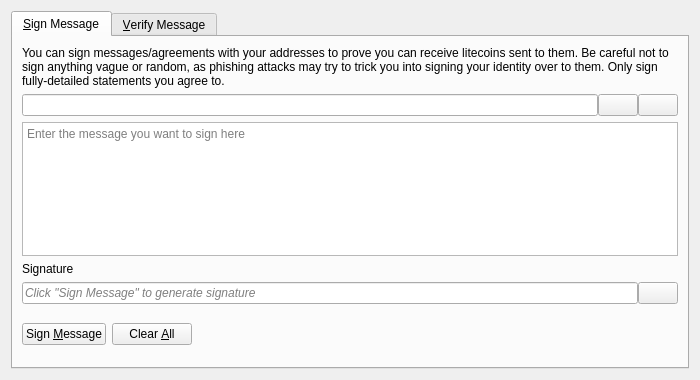
Qt form src/qt/forms/signverifymessagedialog.ui (ChePayHQ/ChePayHQ) before a commit.
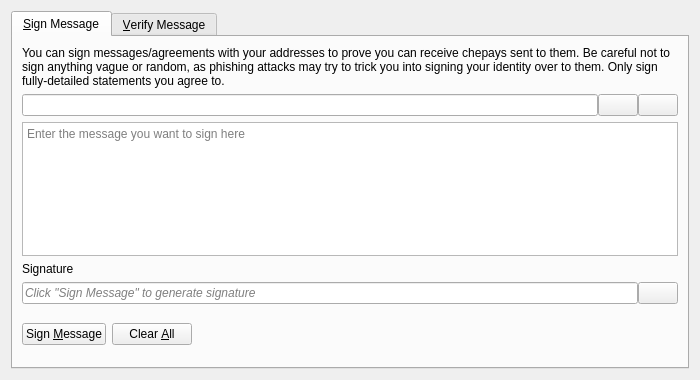
The same form after that commit. Icons and pictures are not drawn. Custom widgets are drawn as their Qt base class.

Diff of the .ui file:
```diff
--- a/src/qt/forms/signverifymessagedialog.ui
+++ b/src/qt/forms/signverifymessagedialog.ui
@@ -30,7 +30,7 @@
        <item>
         <widget class="QLabel" name="infoLabel_SM">
          <property name="text">
-          <string>You can sign messages/agreements with your addresses to prove you can receive litecoins sent to them. Be careful not to sign anything vague or random, as phishing attacks may try to trick you into signing your identity over to them. Only sign fully-detailed statements you agree to.</string>
+          <string>You can sign messages/agreements with your addresses to prove you can receive chepays sent to them. Be careful not to sign anything vague or random, as phishing attacks may try to trick you into signing your identity over to them. Only sign fully-detailed statements you agree to.</string>
          </property>
          <property name="textFormat">
           <enum>Qt::PlainText</enum>
```
Left out of the diff: 8 changed lines with no effect on the pictures.
